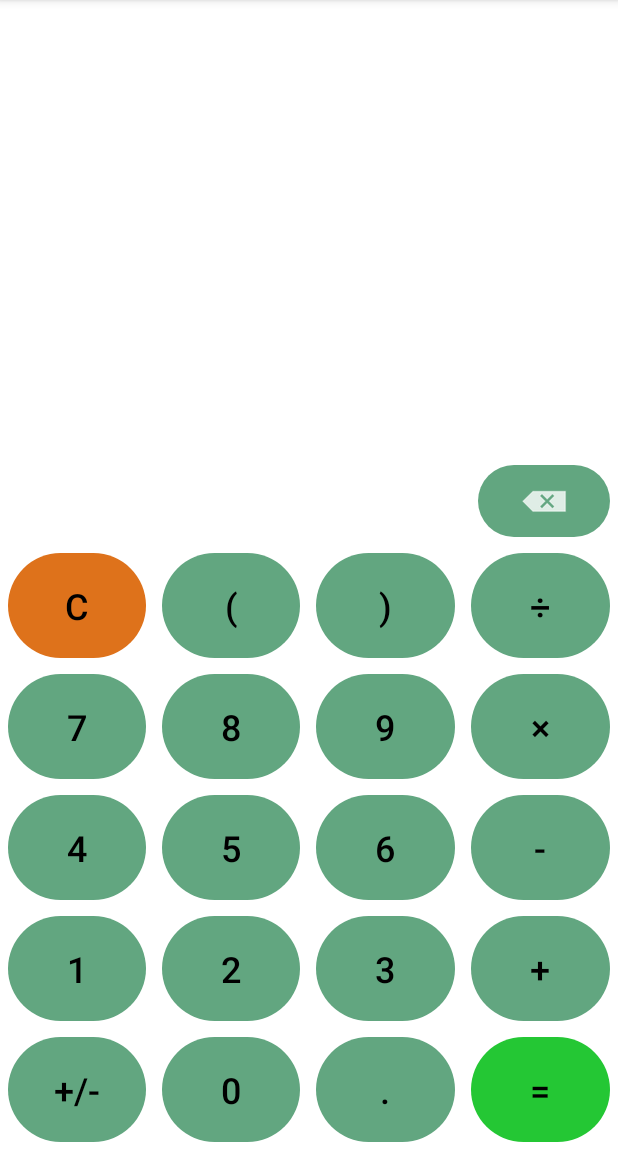
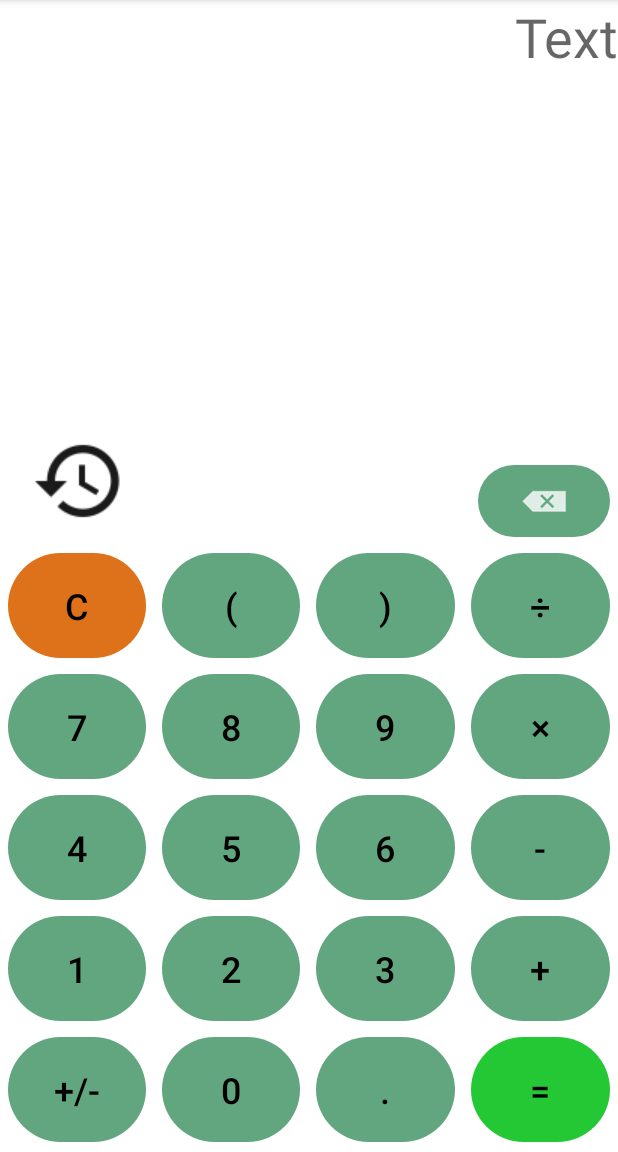
Before and after one commit to osmovia/calculator, an Android app: the screen it shows after launch (MainActivity), on a phone screen of 412 x 824 dp, the part 84-1236 px from its top. Run offline under Robolectric (Android 15) with nearby library versions, the phone set to English and light mode, and no system bars.

Commit message:
add icon button history

```diff
--- a/app/src/main/java/com/example/calculator/MainActivity.kt
+++ b/app/src/main/java/com/example/calculator/MainActivity.kt
@@ -6,6 +6,7 @@ import android.os.Bundle
 import android.text.SpannableStringBuilder
 import android.util.Log
 import android.view.View
+import android.widget.ImageButton
 import android.widget.Toast
 import androidx.annotation.RequiresApi
 import androidx.appcompat.app.AppCompatActivity
@@ -14,6 +15,7 @@ import net.objecthunter.exp4j.ExpressionBuilder
 
 
 class MainActivity : AppCompatActivity() {
+    var revert: Boolean = false
 
     private lateinit var binding: ActivityMainBinding
 
@@ -24,7 +26,7 @@ class MainActivity : AppCompatActivity() {
         setContentView(binding.root)
 
         binding.displayText.setText("")
-        binding.displayText.showSoftInputOnFocus = false
+        binding.displayText.showSoftInputOnFocus = true
 
         binding.displayText.setOnClickListener {
             if (getString(R.string.display) == binding.displayText.text.toString()) {
@@ -70,12 +72,13 @@ class MainActivity : AppCompatActivity() {
         variableSymbol = variableSymbol.replace("÷", "/")
         variableSymbol = variableSymbol.replace("×", "*")
 
-        val expression = ExpressionBuilder(variableSymbol).build()
+
         val result: Double
         try {
+            val expression = ExpressionBuilder(variableSymbol).build()
             result = expression.evaluate()
         } catch (t: Throwable) {
-            Toast.makeText(applicationContext, "Can not calculate this expression! ", Toast.LENGTH_SHORT).show()
+            Toast.makeText(applicationContext, "Can not calculate this expression!", Toast.LENGTH_SHORT).show()
             return
         }
 
@@ -131,6 +134,7 @@ class MainActivity : AppCompatActivity() {
     }
 
     fun sevenBtn(view: View) {
+        //buttonEffect(findViewById(R.id.sevenBTN))
         updateText("7")
     }
 
@@ -163,6 +167,18 @@ class MainActivity : AppCompatActivity() {
         updateText("÷")
     }
 
+    fun buttonPressed(view: View) {
+        val button = findViewById<ImageButton>(R.id.historyBTN)
+        var icon = R.drawable.history
+
+        if (revert) {
+            icon = R.drawable.history_revert_calculator
+        }
+
+        button.setImageResource(icon)
+        revert = !revert
+    }
+
     fun backspaceBtn(view: View) {
 
         val cursorPos = binding.displayText.selectionStart
@@ -175,4 +191,19 @@ class MainActivity : AppCompatActivity() {
             binding.displayText.setSelection(cursorPos - 1)
         }
     }
+    /* fun buttonEffect(button: View) {
+         button.setOnTouchListener { v, event ->
+             when (event.action) {
+                 MotionEvent.ACTION_DOWN -> {
+                     v.background.setColorFilter(-0x1f0b8adf, PorterDuff.Mode.DST)
+                     v.invalidate()
+                 }
+                 MotionEvent.ACTION_UP -> {
+                     v.background.clearColorFilter()
+                     v.invalidate()
+                 }
+             }
+             false
+         }
+     }*/
 }
--- a/app/src/main/res/drawable/backspace.xml
+++ b/app/src/main/res/drawable/backspace.xml
@@ -1,8 +1,5 @@
 <?xml version="1.0" encoding="utf-8"?>
 <selector xmlns:android="http://schemas.android.com/apk/res/android">
     <item
-        android:drawable="@android:drawable/ic_input_delete"
-        android:width="40dp"
-        android:height="40dp"/>
-
+        android:drawable="@android:drawable/ic_input_delete" />
 </selector>
--- a/app/src/main/res/layout/activity_main.xml
+++ b/app/src/main/res/layout/activity_main.xml
@@ -323,13 +323,16 @@
 
     <EditText
         android:id="@+id/displayText"
-        android:background="@null"
         android:layout_width="0dp"
         android:layout_height="wrap_content"
         android:autofillHints="false"
+        android:background="@null"
+        android:digits="0123456789()/*+-."
         android:gravity="end"
+        android:hint="Text"
         android:inputType="none"
         android:lines="3"
+        android:longClickable="false"
         android:text="@string/display"
         android:textAlignment="textEnd"
         android:textSize="36sp"
@@ -347,6 +350,9 @@
         android:layout_width="wrap_content"
         android:layout_height="wrap_content"
         android:layout_margin="5dp"
+        android:layout_marginEnd="12dp"
+        android:layout_marginRight="12dp"
+        android:layout_marginBottom="8dp"
         android:background="@drawable/circle"
         android:contentDescription="@string/backspace"
         android:onClick="backspaceBtn"
@@ -354,6 +360,20 @@
         app:layout_constraintBottom_toTopOf="@+id/tableLayout"
         app:layout_constraintEnd_toEndOf="parent"
         app:layout_constraintHorizontal_bias="1.0"
-        app:layout_constraintStart_toStartOf="parent"
+        app:layout_constraintStart_toStartOf="@+id/tableLayout"
         app:srcCompat="@drawable/backspace" />
+
+    <ImageButton
+        android:id="@+id/historyBTN"
+        android:background="@null"
+        android:src="@drawable/history"
+        android:layout_width="85dp"
+        android:layout_height="85dp"
+        android:contentDescription="@string/history"
+        android:onClick="buttonPressed"
+        app:layout_constraintBottom_toTopOf="@+id/tableLayout"
+        app:layout_constraintEnd_toEndOf="@+id/tableLayout"
+        app:layout_constraintHorizontal_bias="0.03"
+        app:layout_constraintStart_toStartOf="parent" />
+
 </androidx.constraintlayout.widget.ConstraintLayout>
--- a/app/src/main/res/values/strings.xml
+++ b/app/src/main/res/values/strings.xml
@@ -24,6 +24,7 @@
     <string name="equals">=</string>
 
     <string name="backspace"> </string>
+    <string name="history"> </string>
 
     <string name="display">Text</string>
 </resources>
```
Also changed, not shown: app/src/main/res/drawable/history.png (added), app/src/main/res/drawable/history_revert_calculator.png (added).
